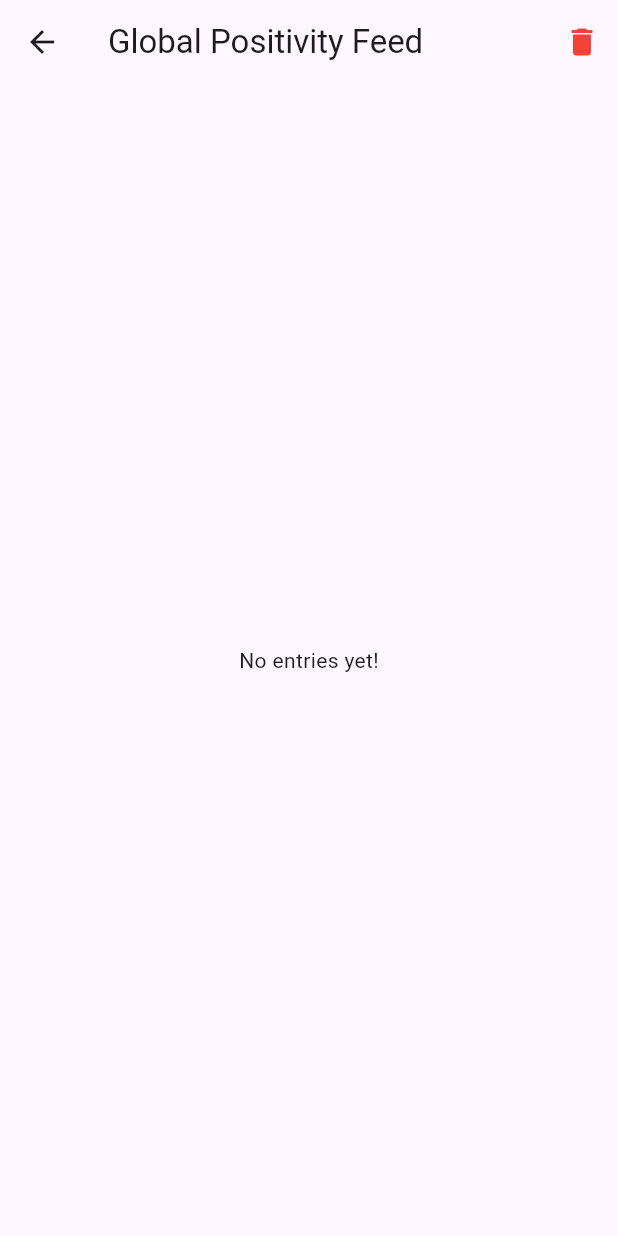
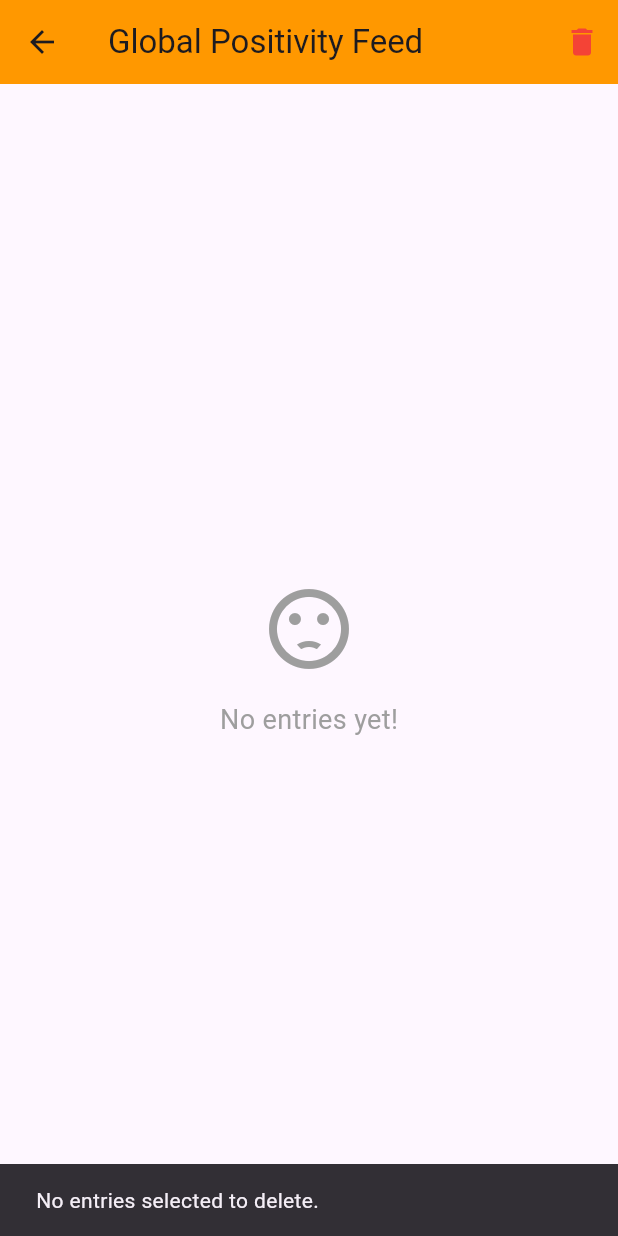
Before and after one commit to hearyaldy/joy_bites, a Flutter app: the GlobalFeedScreen screen opened directly, after a tap on the "delete" icon, on a phone screen of 412 x 824 dp. Run offline on Flutter 3.47's test engine with Material 3 defaults, Android fonts, the phone set to English and light mode, and no system bars; our stand-ins replace flutter_dotenv, logger, supabase_flutter; accounts and stored records are empty.

Commit message:
Data Fetch not working

```diff
--- a/lib/screens/global_feed_screen.dart
+++ b/lib/screens/global_feed_screen.dart
@@ -1,5 +1,6 @@
 import 'package:flutter/material.dart';
 import '../services/supabase_service.dart';
+import '../utils/constants.dart'; // Import constants for theming
 
 class GlobalFeedScreen extends StatefulWidget {
   const GlobalFeedScreen({super.key});
@@ -12,16 +13,49 @@ class _GlobalFeedScreenState extends State<GlobalFeedScreen> {
   final SupabaseService _supabaseService = SupabaseService();
   final Map<String, bool> _selectedEntries = {};
 
-  Future<void> deleteSelectedEntries() async {
+  // Delete selected entries after confirmation
+  Future<void> _deleteSelectedEntries() async {
     try {
       final selectedIds = _selectedEntries.entries
           .where((entry) => entry.value)
           .map((entry) => entry.key)
           .toList();
-      await _supabaseService.deleteEntries(selectedIds);
-      setState(() {
-        _selectedEntries.clear();
-      });
+
+      if (selectedIds.isEmpty) {
+        ScaffoldMessenger.of(context).showSnackBar(
+          const SnackBar(content: Text('No entries selected to delete.')),
+        );
+        return;
+      }
+
+      // Show confirmation dialog before deleting
+      final confirm = await showDialog<bool>(
+        context: context,
+        builder: (context) => AlertDialog(
+          title: const Text("Confirm Deletion"),
+          content: const Text("Are you sure you want to delete the selected entries?"),
+          actions: [
+            TextButton(
+              onPressed: () => Navigator.pop(context, false),
+              child: const Text("Cancel"),
+            ),
+            TextButton(
+              onPressed: () => Navigator.pop(context, true),
+              child: const Text("Delete"),
+            ),
+          ],
+        ),
+      );
+
+      if (confirm == true) {
+        await _supabaseService.deleteEntries(selectedIds);
+        setState(() {
+          _selectedEntries.clear();
+        });
+        ScaffoldMessenger.of(context).showSnackBar(
+          const SnackBar(content: Text('Entries deleted successfully.')),
+        );
+      }
     } catch (e) {
       ScaffoldMessenger.of(context).showSnackBar(
         SnackBar(content: Text('Failed to delete entries: $e')),
@@ -33,11 +67,12 @@ class _GlobalFeedScreenState extends State<GlobalFeedScreen> {
   Widget build(BuildContext context) {
     return Scaffold(
       appBar: AppBar(
-        title: Text("Global Positivity Feed"),
+        title: const Text("Global Positivity Feed"),
+        backgroundColor: primaryColor, // Use centralized theme color
         actions: [
           IconButton(
-            icon: Icon(Icons.delete, color: Colors.red),
-            onPressed: deleteSelectedEntries,
+            icon: const Icon(Icons.delete, color: Colors.red),
+            onPressed: _deleteSelectedEntries,
           ),
         ],
       ),
@@ -45,11 +80,23 @@ class _GlobalFeedScreenState extends State<GlobalFeedScreen> {
         future: _supabaseService.fetchEntries(),
         builder: (context, snapshot) {
           if (snapshot.connectionState == ConnectionState.waiting) {
-            return Center(child: CircularProgressIndicator());
+            return const Center(child: CircularProgressIndicator());
           } else if (snapshot.hasError) {
             return Center(child: Text("Error loading feed: ${snapshot.error}"));
           } else if (!snapshot.hasData || snapshot.data!.isEmpty) {
-            return Center(child: Text("No entries yet!"));
+            return Center(
+              child: Column(
+                mainAxisAlignment: MainAxisAlignment.center,
+                children: const [
+                  Icon(Icons.sentiment_dissatisfied, size: 64, color: Colors.grey),
+                  SizedBox(height: 16),
+                  Text(
+                    "No entries yet!",
+                    style: TextStyle(fontSize: 18, color: Colors.grey),
+                  ),
+                ],
+              ),
+            );
           } else {
             final entries = snapshot.data!;
             return ListView.builder(
--- a/lib/services/supabase_service.dart
+++ b/lib/services/supabase_service.dart
@@ -1,56 +1,74 @@
 import 'package:supabase_flutter/supabase_flutter.dart';
-import 'package:logger/logger.dart'; // Add this import
+import 'package:logger/logger.dart';
 
 class SupabaseService {
-  final supabase = Supabase.instance.client;
-  final logger = Logger(); // Add logger instance
+  final SupabaseClient supabase;
+  final logger = Logger();
+
+  // Constructor for dependency injection
+  SupabaseService({SupabaseClient? client})
+      : supabase = client ?? Supabase.instance.client;
+
+  static const String tableName = 'entries'; // Centralize table name
 
   // Save a new entry to Supabase
   Future<void> saveEntry(Map<String, dynamic> entry) async {
     try {
-      await supabase.from('entries').insert(entry);
-      logger.i("Entry saved successfully: $entry"); // Use logger instead of print
+      await supabase.from(tableName).insert(entry);
+      logger.i("Entry saved successfully: $entry");
     } catch (e) {
-      logger.e("Error saving entry: $e"); // Use logger instead of print
+      logger.e("Error saving entry: $e");
       throw Exception('Failed to save entry: $e');
     }
   }
 
-  // Fetch all entries from Supabase
-  Future<List<Map<String, dynamic>>> fetchEntries() async {
+  // Fetch all entries from Supabase with optional pagination
+  Future<List<Map<String, dynamic>>> fetchEntries({
+    int page = 1,
+    int limit = 10,
+  }) async {
     try {
-      final response = await supabase.from('entries').select('*');
-      logger.d("Fetched entries successfully"); // Use logger instead of print
+      final response = await supabase
+          .from(tableName)
+          .select('*')
+          .range((page - 1) * limit, page * limit - 1); // Add pagination
+      logger.d("Fetched entries successfully");
       return List<Map<String, dynamic>>.from(response);
     } catch (e) {
-      logger.e("Error fetching entries: $e"); // Use logger instead of print
+      logger.e("Error fetching entries: $e");
       throw Exception('Failed to fetch entries: $e');
     }
   }
 
-  // Delete multiple entries by their IDs
+  // Delete multiple entries by their IDs using raw SQL
   Future<void> deleteEntries(List<String> ids) async {
     try {
-      // Fix: Use 'in' instead of 'isIn'
-      await supabase.from('entries').delete().any('id', ids);
-      logger.i("Deleted entries with IDs: $ids"); // Use logger instead of print
+      // Construct the SQL query to delete entries with matching IDs
+      final query = '''
+        DELETE FROM $tableName
+        WHERE id = ANY(ARRAY[${ids.map((id) => "'$id'").join(',')}])
+      ''';
+
+      // Execute the query
+      await supabase.rpc('execute_raw_query', params: {'query': query});
+      logger.i("Deleted entries with IDs: $ids");
     } catch (e) {
-      logger.e("Error deleting entries: $e"); // Use logger instead of print
+      logger.e("Error deleting entries: $e");
       throw Exception('Failed to delete entries: $e');
     }
   }
 
-  // Add the missing getLastEntryDate method
+  // Get the last entry date
   Future<DateTime?> getLastEntryDate() async {
     try {
       final response = await supabase
-          .from('entries')
+          .from(tableName)
           .select('created_at')
           .order('created_at', ascending: false)
           .limit(1);
 
       if (response.isNotEmpty && response[0]['created_at'] != null) {
-        return DateTime.parse(response[0]['created_at']);
+        return DateTime.tryParse(response[0]['created_at']); // Use tryParse for safety
       }
       return null;
     } catch (e) {
@@ -59,7 +77,3 @@ class SupabaseService {
     }
   }
 }
-
-extension on PostgrestFilterBuilder {
-  any(String s, List<String> ids) {}
-}
--- a/pubspec.yaml
+++ b/pubspec.yaml
@@ -34,7 +34,7 @@ dependencies:
   postgrest: ^2.4.1 # Update to the latest version
   supabase_flutter: ^2.8.4 # Use the latest stable version
   gotrue: ^2.11.1 # Ensure this matches the version required by supabase_flutter
-  logger: ^1.1.0
+  logger: ^2.5.0
 
   # The following adds the Cupertino Icons font to your application.
   # Use with the CupertinoIcons class for iOS style icons.
```
Also changed, not shown: lib/screens/entry_screen.dart (+89 -72 lines), pubspec.lock, 1 other file.
